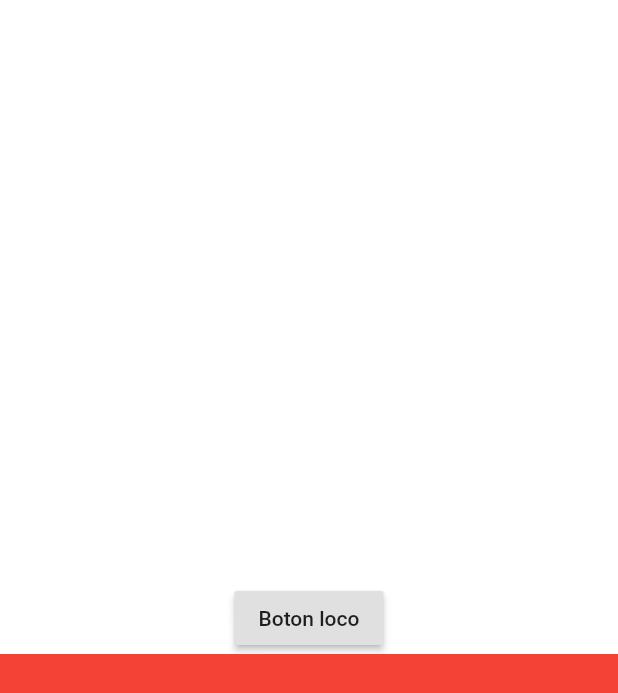
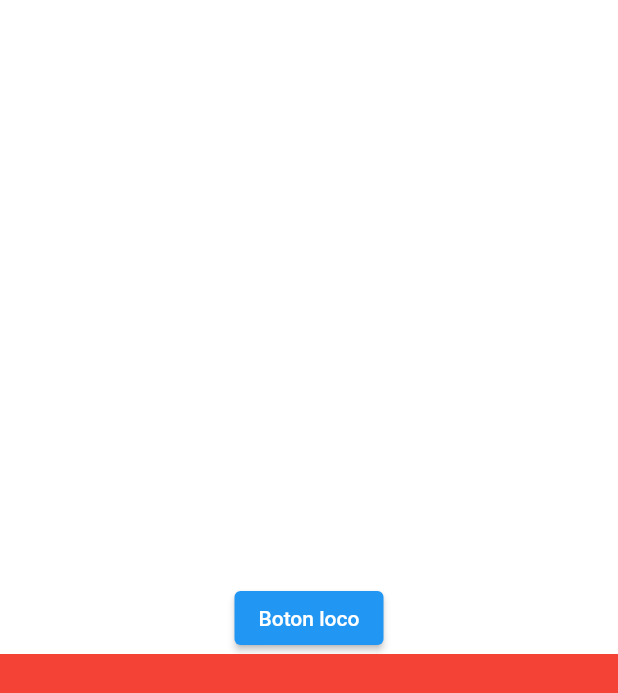
Before and after one commit to MaxiSoriano70/2doWidgetGrupo1, a Flutter app: the screen it shows after launch, on a phone screen of 412 x 824 dp. Shown: the top 693 px of the screen. Run offline on Flutter 3.47's test engine with Material 2 defaults, Android fonts, the phone set to English and light mode, and no system bars.

Commit message:
Cambios locos

```diff
--- a/lib/main.dart
+++ b/lib/main.dart
@@ -48,9 +48,17 @@ void main() {
   runApp(MyApp());
 }
 
-class MyApp extends StatelessWidget {
+
+
+
+class MyApp extends StatefulWidget {
   MyApp({Key? key}) : super(key: key);
 
+  @override
+  State<MyApp> createState() => _MyAppState();
+}
+
+class _MyAppState extends State<MyApp> {
   final List<FilterItem> itemFilters=[];
 
   List<FilterItem> newListItemFilters(List<FilterItem> list){
@@ -74,7 +82,6 @@ class MyApp extends StatelessWidget {
     list.add(item9);
     FilterItem item10=FilterItem("Mantenimiento 10",Icons.add_circle);
     list.add(item10);
-
     return list;
   }
 
@@ -84,6 +91,7 @@ class MyApp extends StatelessWidget {
         builder:(_) => AlertDialog(
           title: const Text("Filtros"),
           content: _contentAlert(list),
+          actions: [],
         )
     );
   }
@@ -92,19 +100,17 @@ class MyApp extends StatelessWidget {
     item.changeState();
   }
 
-
   @override
   Widget build(BuildContext context) {
     return MaterialApp(
         home: Column(
           children: [
             Expanded(child: Container(color: Colors.white24,)),
-            RaisedButton(
-                onPressed: (){
+            ElevatedButton(onPressed: (){
               _showAlert(context, newListItemFilters(itemFilters));
             },
-              child: const Text("Boton loco"),
-            ),
+              child: const Text("Boton loco"),),
+            //_contentAlert(newListItemFilters(itemFilters)),
             //_buttonAlert(),
             Expanded(child: Container(color: Colors.red,)),
 
@@ -114,7 +120,9 @@ class MyApp extends StatelessWidget {
   }
 
   Widget _contentAlert(List<FilterItem> list){
-    return Padding(
+    return Container(
+      height: 500,
+      child: Padding(
         padding: const EdgeInsets.symmetric(vertical: 20,horizontal: 20),
         child: ListView.separated(
           itemCount: list.length,
@@ -125,7 +133,7 @@ class MyApp extends StatelessWidget {
             return _itemFilter(list[index]);
           },
         ),
-
+      ),
     );
   }
 
@@ -143,7 +151,10 @@ class MyApp extends StatelessWidget {
         ),
         CupertinoSwitch(
             value: item.isActive,
-            onChanged: (item){
+            onChanged: (v){
+              setState(() {
+                onChangeFunction(item);
+              });
             }
         )
       ],
```
Lines whose indentation alone changed are shown as unchanged.
